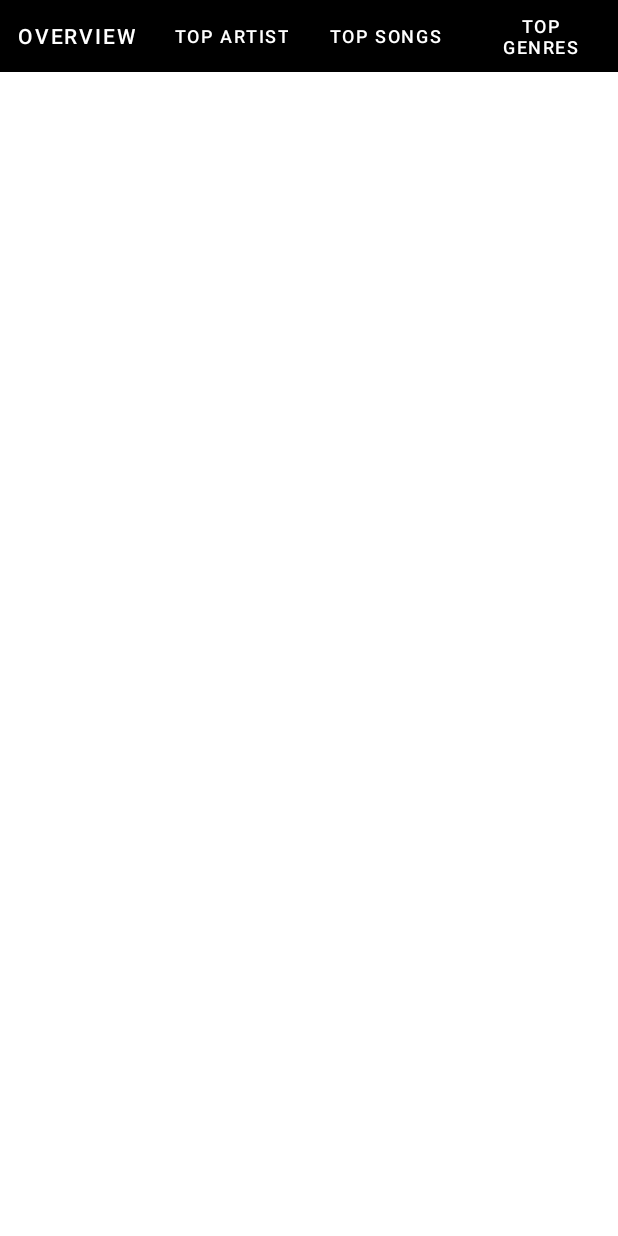
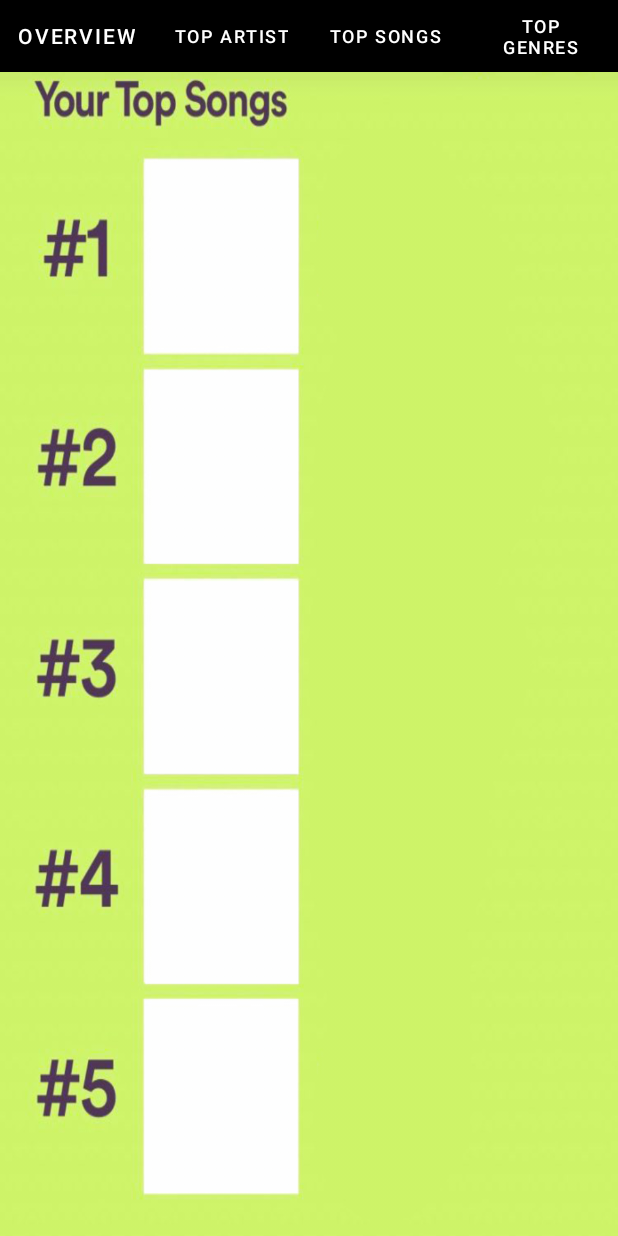
Before and after one commit to dubemnwiz/Spotify-Wrapped, an Android app: the fragment HomeFragment shown on its own in the app's theme, tab 3 chosen, on a phone screen of 412 x 824 dp. Run offline under Robolectric (Android 15) with nearby library versions, the phone set to English and light mode, and no system bars.

Commit message:
Added Top Songs UI

```diff
--- a/app/src/main/res/layout/account_info.xml
+++ b/app/src/main/res/layout/account_info.xml
@@ -1,6 +1,7 @@
 <?xml version="1.0" encoding="utf-8"?>
 <androidx.constraintlayout.widget.ConstraintLayout xmlns:android="http://schemas.android.com/apk/res/android"
     android:layout_width="match_parent"
-    android:layout_height="match_parent">
+    android:layout_height="match_parent"
+    >
 
 </androidx.constraintlayout.widget.ConstraintLayout>
--- a/app/src/main/res/layout/layout_tracks.xml
+++ b/app/src/main/res/layout/layout_tracks.xml
@@ -1,6 +1,7 @@
 <?xml version="1.0" encoding="utf-8"?>
 <androidx.constraintlayout.widget.ConstraintLayout xmlns:android="http://schemas.android.com/apk/res/android"
     android:layout_width="match_parent"
-    android:layout_height="match_parent">
+    android:layout_height="match_parent"
+    android:background="@drawable/topsongs">
 
 </androidx.constraintlayout.widget.ConstraintLayout>
```
Also changed, not shown: app/src/main/res/drawable/topsongs.png (added).
